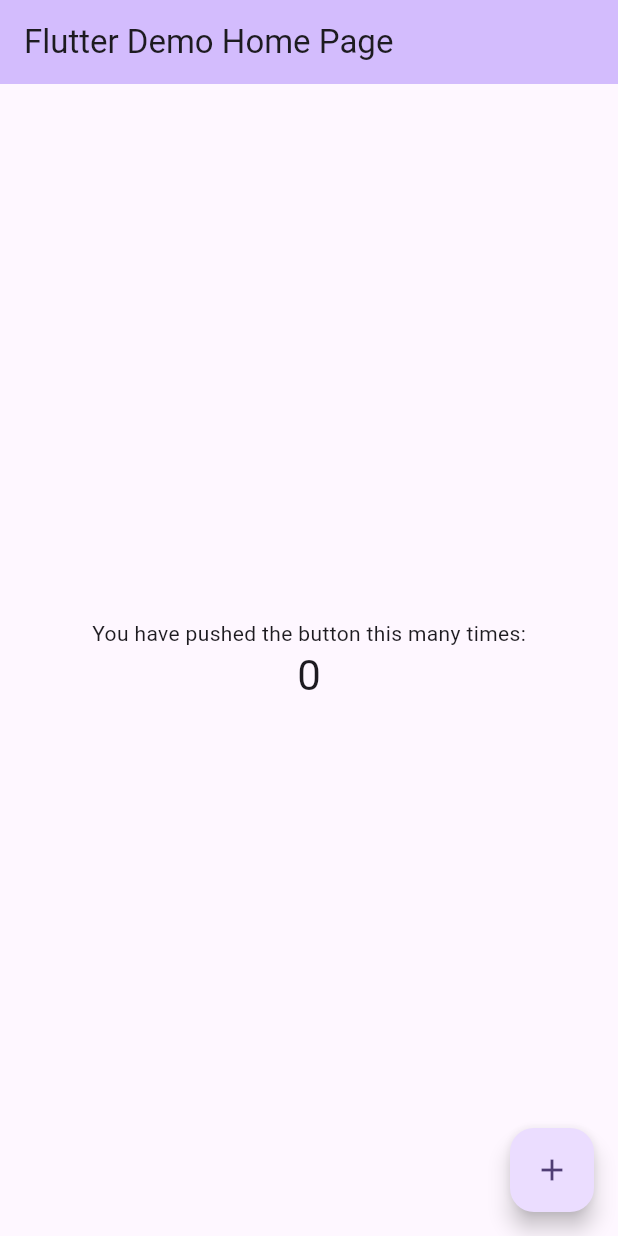
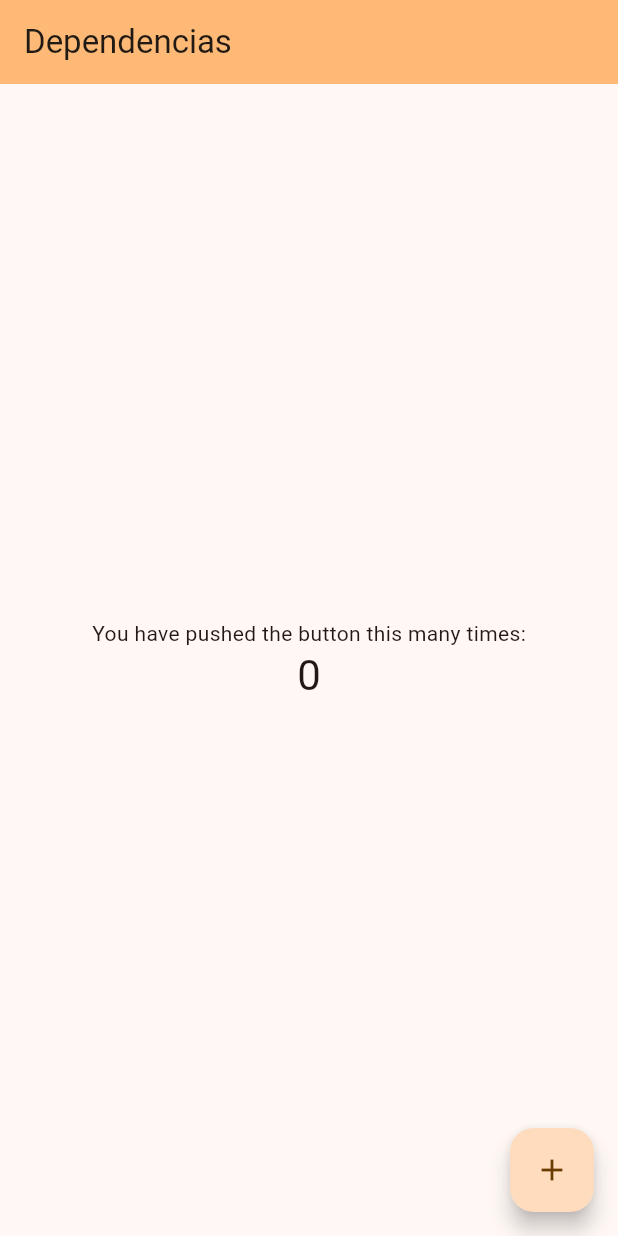
Before and after one commit to thiagouxdev/GetX, a Flutter app: the screen it shows after launch, on a phone screen of 412 x 824 dp. Run offline on Flutter 3.47's test engine with Material 3 defaults, Android fonts, the phone set to English and light mode, and no system bars; our stand-ins replace get.

Commit message:
getX Add

```diff
--- /dev/null
+++ b/3_dependencias/get_dependencias/lib/features/home/page/home_page.dart
@@ -0,0 +1,49 @@
+import 'package:flutter/material.dart';
+
+class MyHomePage extends StatefulWidget {
+  const MyHomePage({super.key, required this.title});
+
+  final String title;
+
+  @override
+  State<MyHomePage> createState() => _MyHomePageState();
+}
+
+class _MyHomePageState extends State<MyHomePage> {
+  int _counter = 0;
+
+  void _incrementCounter() {
+    setState(() {
+      _counter++;
+    });
+  }
+
+  @override
+  Widget build(BuildContext context) {
+    return Scaffold(
+      appBar: AppBar(
+        backgroundColor: Theme.of(context).colorScheme.inversePrimary,
+        title: Text(widget.title),
+      ),
+      body: Center(
+        child: Column(
+          mainAxisAlignment: MainAxisAlignment.center,
+          children: <Widget>[
+            const Text(
+              'You have pushed the button this many times:',
+            ),
+            Text(
+              '$_counter',
+              style: Theme.of(context).textTheme.headlineMedium,
+            ),
+          ],
+        ),
+      ),
+      floatingActionButton: FloatingActionButton(
+        onPressed: _incrementCounter,
+        tooltip: 'Increment',
+        child: const Icon(Icons.add),
+      ),
+    );
+  }
+}
--- a/3_dependencias/get_dependencias/lib/main.dart
+++ b/3_dependencias/get_dependencias/lib/main.dart
@@ -1,4 +1,5 @@
 import 'package:flutter/material.dart';
+import 'features/home/page/home_page.dart';
 
 void main() {
   runApp(const MyApp());
@@ -7,119 +8,18 @@ void main() {
 class MyApp extends StatelessWidget {
   const MyApp({super.key});
 
-  // This widget is the root of your application.
   @override
   Widget build(BuildContext context) {
     return MaterialApp(
-      title: 'Flutter Demo',
+      title: 'Dependencias',
+      debugShowCheckedModeBanner: false,
+      themeMode: ThemeMode.system,
+      darkTheme: ThemeData(brightness: Brightness.dark),
       theme: ThemeData(
-        // This is the theme of your application.
-        //
-        // TRY THIS: Try running your application with "flutter run". You'll see
-        // the application has a purple toolbar. Then, without quitting the app,
-        // try changing the seedColor in the colorScheme below to Colors.green
-        // and then invoke "hot reload" (save your changes or press the "hot
-        // reload" button in a Flutter-supported IDE, or press "r" if you used
-        // the command line to start the app).
-        //
-        // Notice that the counter didn't reset back to zero; the application
-        // state is not lost during the reload. To reset the state, use hot
-        // restart instead.
-        //
-        // This works for code too, not just values: Most code changes can be
-        // tested with just a hot reload.
-        colorScheme: ColorScheme.fromSeed(seedColor: Colors.deepPurple),
+        colorScheme: ColorScheme.fromSeed(seedColor: Colors.orange),
         useMaterial3: true,
       ),
-      home: const MyHomePage(title: 'Flutter Demo Home Page'),
+      home: const MyHomePage(title: 'Dependencias'),
     );
   }
 }
-
-class MyHomePage extends StatefulWidget {
-  const MyHomePage({super.key, required this.title});
-
-  // This widget is the home page of your application. It is stateful, meaning
-  // that it has a State object (defined below) that contains fields that affect
-  // how it looks.
-
-  // This class is the configuration for the state. It holds the values (in this
-  // case the title) provided by the parent (in this case the App widget) and
-  // used by the build method of the State. Fields in a Widget subclass are
-  // always marked "final".
-
-  final String title;
-
-  @override
-  State<MyHomePage> createState() => _MyHomePageState();
-}
-
-class _MyHomePageState extends State<MyHomePage> {
-  int _counter = 0;
-
-  void _incrementCounter() {
-    setState(() {
-      // This call to setState tells the Flutter framework that something has
-      // changed in this State, which causes it to rerun the build method below
-      // so that the display can reflect the updated values. If we changed
-      // _counter without calling setState(), then the build method would not be
-      // called again, and so nothing would appear to happen.
-      _counter++;
-    });
-  }
-
-  @override
-  Widget build(BuildContext context) {
-    // This method is rerun every time setState is called, for instance as done
-    // by the _incrementCounter method above.
-    //
-    // The Flutter framework has been optimized to make rerunning build methods
-    // fast, so that you can just rebuild anything that needs updating rather
-    // than having to individually change instances of widgets.
-    return Scaffold(
-      appBar: AppBar(
-        // TRY THIS: Try changing the color here to a specific color (to
-        // Colors.amber, perhaps?) and trigger a hot reload to see the AppBar
-        // change color while the other colors stay the same.
-        backgroundColor: Theme.of(context).colorScheme.inversePrimary,
-        // Here we take the value from the MyHomePage object that was created by
-        // the App.build method, and use it to set our appbar title.
-        title: Text(widget.title),
-      ),
-      body: Center(
-        // Center is a layout widget. It takes a single child and positions it
-        // in the middle of the parent.
-        child: Column(
-          // Column is also a layout widget. It takes a list of children and
-          // arranges them vertically. By default, it sizes itself to fit its
-          // children horizontally, and tries to be as tall as its parent.
-          //
-          // Column has various properties to control how it sizes itself and
-          // how it positions its children. Here we use mainAxisAlignment to
-          // center the children vertically; the main axis here is the vertical
-          // axis because Columns are vertical (the cross axis would be
-          // horizontal).
-          //
-          // TRY THIS: Invoke "debug painting" (choose the "Toggle Debug Paint"
-          // action in the IDE, or press "p" in the console), to see the
-          // wireframe for each widget.
-          mainAxisAlignment: MainAxisAlignment.center,
-          children: <Widget>[
-            const Text(
-              'You have pushed the button this many times:',
-            ),
-            Text(
-              '$_counter',
-              style: Theme.of(context).textTheme.headlineMedium,
-            ),
-          ],
-        ),
-      ),
-      floatingActionButton: FloatingActionButton(
-        onPressed: _incrementCounter,
-        tooltip: 'Increment',
-        child: const Icon(Icons.add),
-      ), // This trailing comma makes auto-formatting nicer for build methods.
-    );
-  }
-}
--- a/3_dependencias/get_dependencias/pubspec.yaml
+++ b/3_dependencias/get_dependencias/pubspec.yaml
@@ -35,6 +35,7 @@ dependencies:
   # The following adds the Cupertino Icons font to your application.
   # Use with the CupertinoIcons class for iOS style icons.
   cupertino_icons: ^1.0.6
+  get: ^4.6.6
 
 dev_dependencies:
   flutter_test:
```
Also changed, not shown: 3_dependencias/get_dependencias/pubspec.lock.
